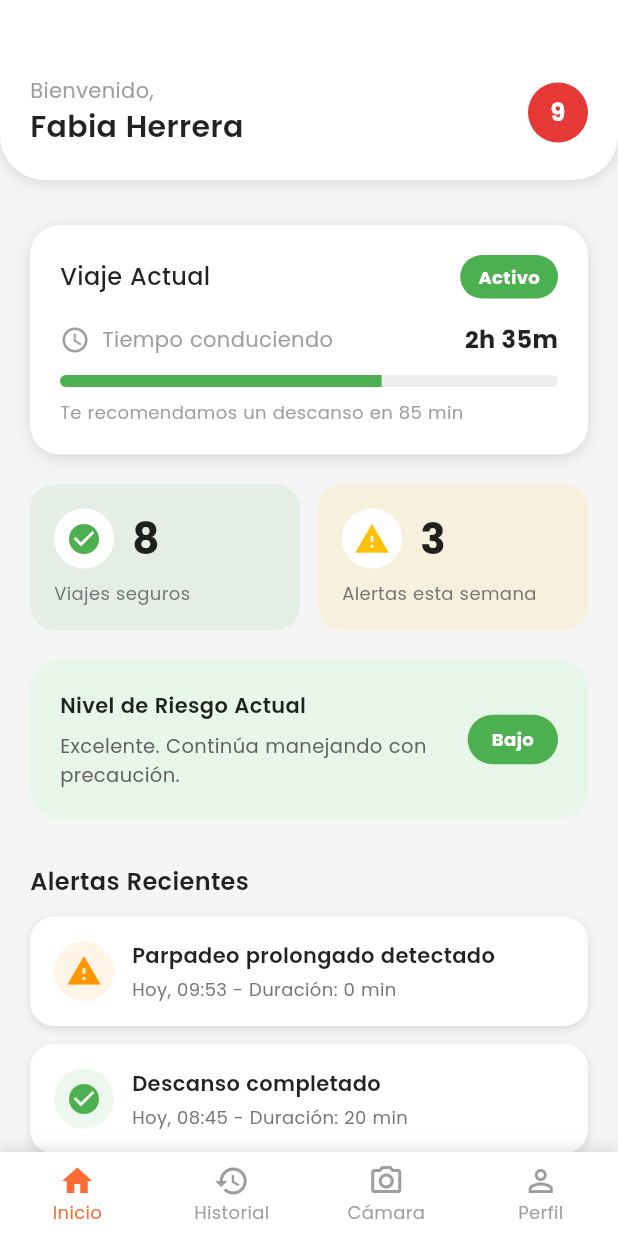
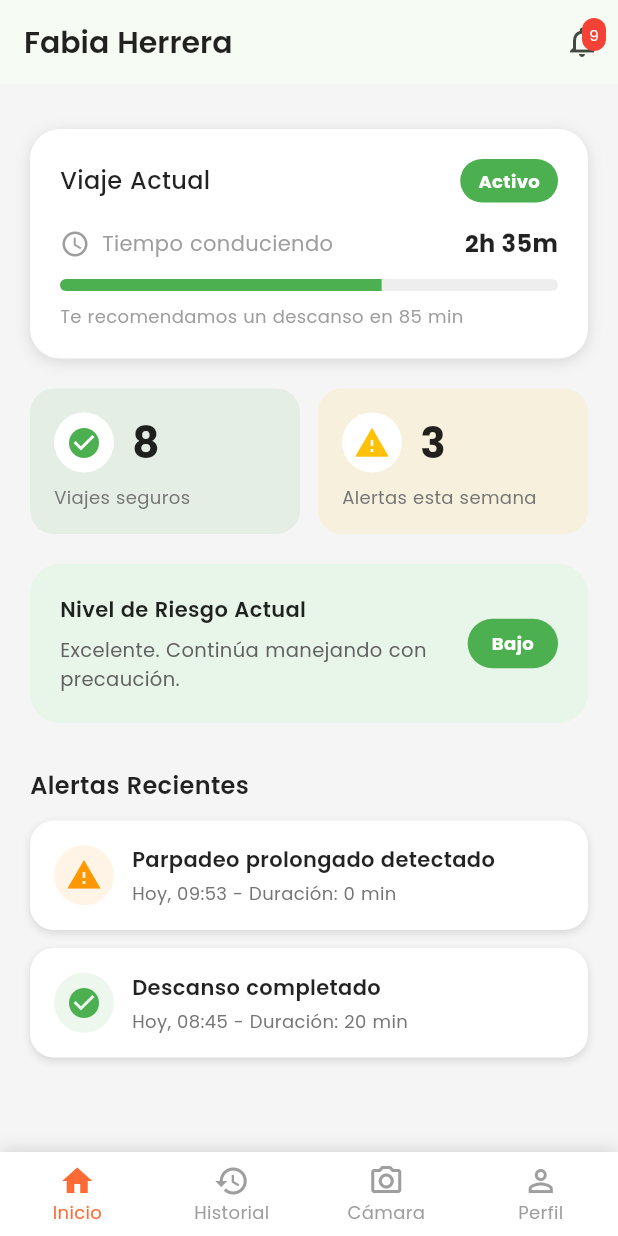
Before and after one commit to Software-Emergentes/Safe-Vision-Mobile, a Flutter app: the screen it shows after launch, on a phone screen of 412 x 824 dp. Run offline on Flutter 3.47's test engine with Material 3 defaults, Android fonts, the phone set to English and light mode, and no system bars; our stand-ins replace flutter_secure_storage.

Commit message:
update: custom app bar for get notifications

```diff
--- a/lib/shared/widgets/custom_app_bar.dart
+++ b/lib/shared/widgets/custom_app_bar.dart
@@ -1,47 +1,22 @@
 import 'package:flutter/material.dart';
+import 'package:safevision/Notification/views/notifications_view.dart';
 
 class CustomAppBar extends StatelessWidget implements PreferredSizeWidget {
   final String userName;
   final int notificationCount;
+  final VoidCallback? onNotificationPressed;
 
   const CustomAppBar({
     Key? key,
     required this.userName,
     this.notificationCount = 0,
+    this.onNotificationPressed,
   }) : super(key: key);
 
   @override
   Widget build(BuildContext context) {
-    return Container(
-      padding: const EdgeInsets.fromLTRB(20, 50, 20, 20),
-      decoration: const BoxDecoration(
-        color: Colors.white,
-        borderRadius: BorderRadius.only(
-          bottomLeft: Radius.circular(30),
-          bottomRight: Radius.circular(30),
-        ),
-        boxShadow: [
-          BoxShadow(
-            color: Colors.black12,
-            blurRadius: 8,
-            offset: Offset(0, 2),
-          ),
-        ],
-      ),
-      child: Row(
-        mainAxisAlignment: MainAxisAlignment.spaceBetween,
-        children: [
-          Column(
-            crossAxisAlignment: CrossAxisAlignment.start,
-            children: [
-              const Text(
-                'Bienvenido,',
-                style: TextStyle(
-                  color: Colors.grey,
-                  fontSize: 14,
-                ),
-              ),
-              Text(
+    return AppBar(
+      title: Text(
         userName,
         style: const TextStyle(
           color: Colors.black87,
@@ -49,31 +24,52 @@ class CustomAppBar extends StatelessWidget implements PreferredSizeWidget {
           fontWeight: FontWeight.w600,
         ),
       ),
-            ],
+      actions: [
+        Stack(
+          children: [
+            IconButton(
+              icon: const Icon(Icons.notifications_outlined),
+              onPressed: onNotificationPressed ??
+                  () {
+                    // Default behavior if no callback provided
+                    Navigator.push(
+                      context,
+                      MaterialPageRoute(
+                        builder: (context) => const NotificationsView(),
                       ),
-          Container(
-            width: 40,
-            height: 40,
-            decoration: const BoxDecoration(
-              color: Color(0xFFE53935),
-              shape: BoxShape.circle,
+                    );
+                  },
             ),
-            child: Center(
+            if (notificationCount > 0)
+              Positioned(
+                right: 8,
+                top: 8,
+                child: Container(
+                  padding: const EdgeInsets.all(4),
+                  decoration: BoxDecoration(
+                    color: Colors.red,
+                    borderRadius: BorderRadius.circular(10),
+                  ),
+                  constraints: const BoxConstraints(
+                    minWidth: 16,
+                    minHeight: 16,
+                  ),
                   child: Text(
                     '$notificationCount',
                     style: const TextStyle(
                       color: Colors.white,
-                  fontSize: 16,
-                  fontWeight: FontWeight.bold,
+                      fontSize: 10,
                     ),
+                    textAlign: TextAlign.center,
                   ),
                 ),
               ),
           ],
         ),
+      ],
     );
   }
 
   @override
-  Size get preferredSize => const Size.fromHeight(120);
+  Size get preferredSize => const Size.fromHeight(kToolbarHeight);
 }
```
Lines whose indentation alone changed are shown as unchanged.
